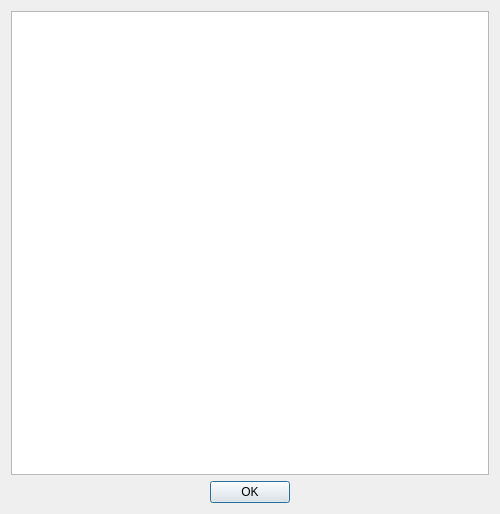
Above: KPDGUI/DialogMessage.ui from mathieubray/KPDGUI before the change. Below: the same form after it.
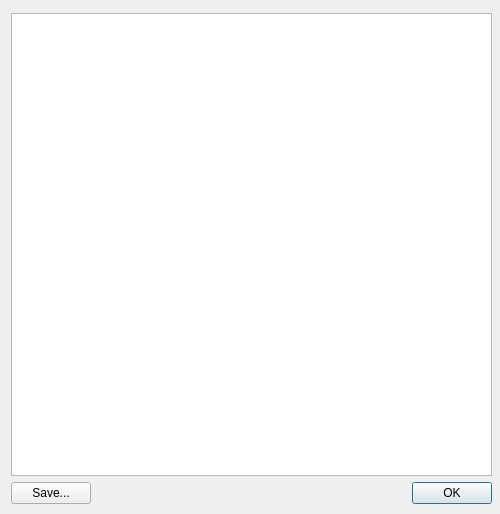
That is the form after the change. Icons and pictures are not drawn.

What changed in the file:
```diff
--- a/KPDGUI/DialogMessage.ui
+++ b/KPDGUI/DialogMessage.ui
@@ -29,13 +29,42 @@
    <iconset>
     <normaloff>images/logo.png</normaloff>images/logo.png</iconset>
   </property>
-  <layout class="QGridLayout" name="gridLayout">
-   <item row="0" column="0">
+  <widget class="QWidget" name="layoutWidget">
+   <property name="geometry">
+    <rect>
+     <x>11</x>
+     <y>13</y>
+     <width>481</width>
+     <height>491</height>
+    </rect>
+   </property>
     <layout class="QVBoxLayout" name="verticalLayout">
      <item>
       <widget class="QTextEdit" name="messageBox"/>
      </item>
      <item>
+     <layout class="QHBoxLayout" name="horizontalLayout">
+      <item>
+       <widget class="QPushButton" name="saveButton">
+        <property name="text">
+         <string>Save...</string>
+        </property>
+       </widget>
+      </item>
+      <item>
+       <spacer name="horizontalSpacer">
+        <property name="orientation">
+         <enum>Qt::Horizontal</enum>
+        </property>
+        <property name="sizeHint" stdset="0">
+         <size>
+          <width>40</width>
+          <height>20</height>
+         </size>
+        </property>
+       </spacer>
+      </item>
+      <item>
       <widget class="QDialogButtonBox" name="buttonBox">
        <property name="orientation">
         <enum>Qt::Horizontal</enum>
@@ -44,13 +73,14 @@
         <set>QDialogButtonBox::Ok</set>
        </property>
        <property name="centerButtons">
-        <bool>true</bool>
+         <bool>false</bool>
        </property>
       </widget>
      </item>
     </layout>
    </item>
   </layout>
+  </widget>
  </widget>
  <resources/>
  <connections>
```
Left out of the diff: 27 changed lines with no effect on the pictures. Lines whose indentation alone changed are shown as unchanged.
